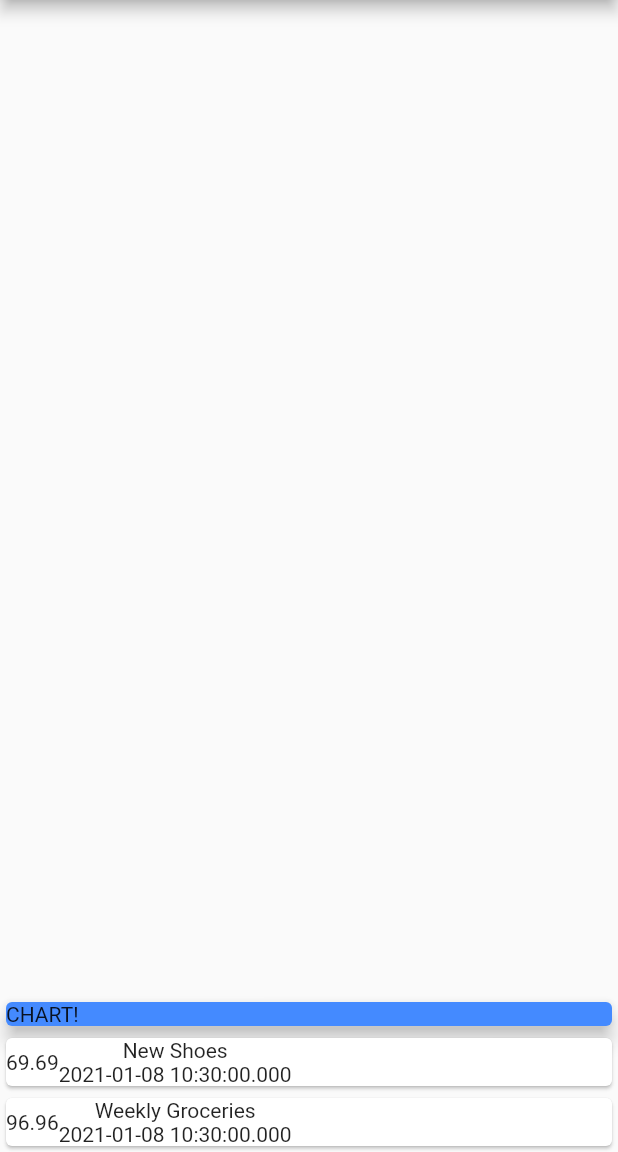
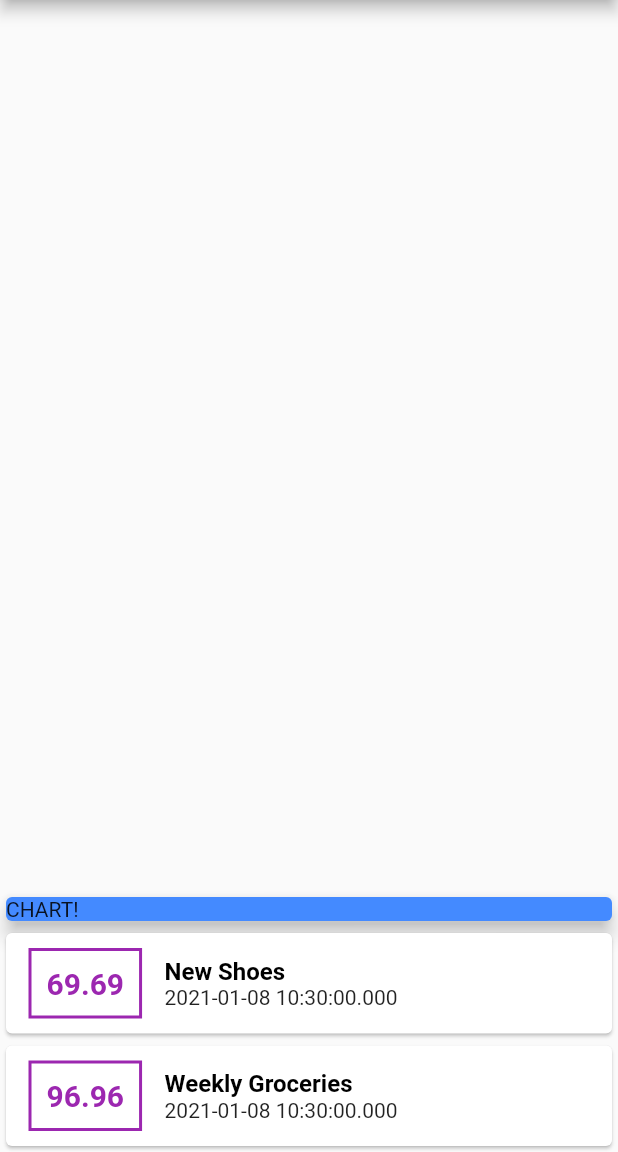
Before and after one commit to isaacmarcus/flutter-expenses, a Flutter app: the screen it shows after launch, on a phone screen of 412 x 824 dp, the part 84-1236 px from its top. Run offline on Flutter 3.47's test engine with Material 2 defaults, Android fonts, the phone set to English and light mode, and no system bars.

Commit message:
added some styling

```diff
--- a/lib/main.dart
+++ b/lib/main.dart
@@ -18,8 +18,18 @@ class MyApp extends StatelessWidget {
 
 class MyHomePage extends StatelessWidget {
   final List<Transaction> _transactions = [
-    Transaction(id: 't1', title: 'New Shoes', amount: 69.69, date: DateTime.now(),),
-    Transaction(id: 't2', title: 'Weekly Groceries', amount: 96.96, date: DateTime.now(),)
+    Transaction(
+      id: 't1',
+      title: 'New Shoes',
+      amount: 69.69,
+      date: DateTime.now(),
+    ),
+    Transaction(
+      id: 't2',
+      title: 'Weekly Groceries',
+      amount: 96.96,
+      date: DateTime.now(),
+    )
   ];
 
   @override
@@ -30,7 +40,7 @@ class MyHomePage extends StatelessWidget {
       ),
       body: Column(
         mainAxisAlignment: MainAxisAlignment.end,
-        children: <Widget> [
+        children: <Widget>[
           Container(
             child: Card(
               child: Text("CHART!"),
@@ -39,20 +49,53 @@ class MyHomePage extends StatelessWidget {
             ),
             width: double.infinity,
           ),
-          Column(children: _transactions.map((tx) {
+          Column(
+            children: _transactions.map((tx) {
               return Card(
                 child: Row(
-                children: <Widget> [
+                  children: <Widget>[
                     Container(
-                    child: Text(tx.amount.toString()),),
-                  Column(children: <Widget>[
-                    Text(tx.title),
-                    Text(tx.date.toString()),
-                  ],),
+                      margin: EdgeInsets.symmetric(
+                        horizontal: 15,
+                        vertical: 10,
+                      ),
+                      decoration: BoxDecoration(
+                          border: Border.all(
+                        color: Colors.purple,
+                        width: 2,
+                      )),
+                      padding: EdgeInsets.all(10),
+                      child: Text(
+                        tx.amount.toString(),
+                        style: TextStyle(
+                          fontWeight: FontWeight.bold,
+                          fontSize: 20,
+                          color: Colors.purple,
+                        ),
+                      ),
+                    ),
+                    Column(
+                      crossAxisAlignment: CrossAxisAlignment.start,
+                      children: <Widget>[
+                        Text(
+                          tx.title,
+                          style: TextStyle(
+                            fontWeight: FontWeight.bold,
+                            fontSize: 16,
+                            color: Colors.black,
+                          ),
+                        ),
+                        Text(
+                          tx.date.toString(),
+                          style: TextStyle(color: Colors.grey[520]),
+                        ),
+                      ],
+                    ),
                   ],
                 ),
               );
-          }).toList(),)
+            }).toList(),
+          )
         ],
       ),
     );
```
Lines whose indentation alone changed are shown as unchanged.
